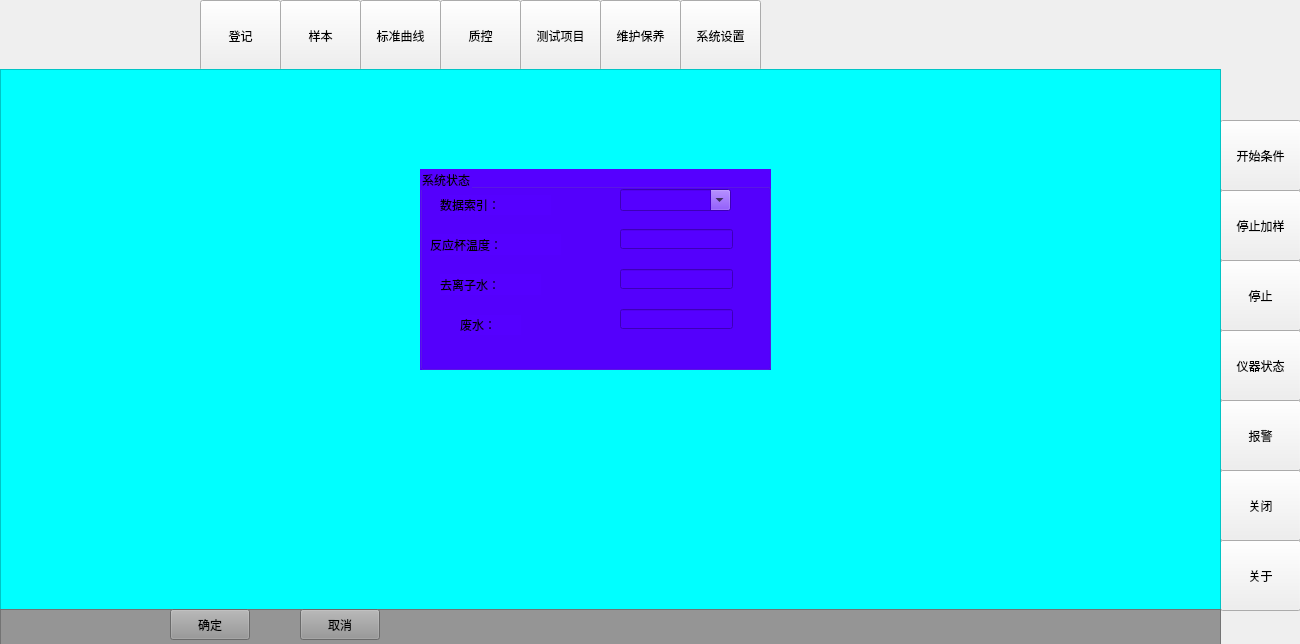
This is mainwindow.ui in lsoftp/water as Qt 5 draws it before an edit. The edited form follows.
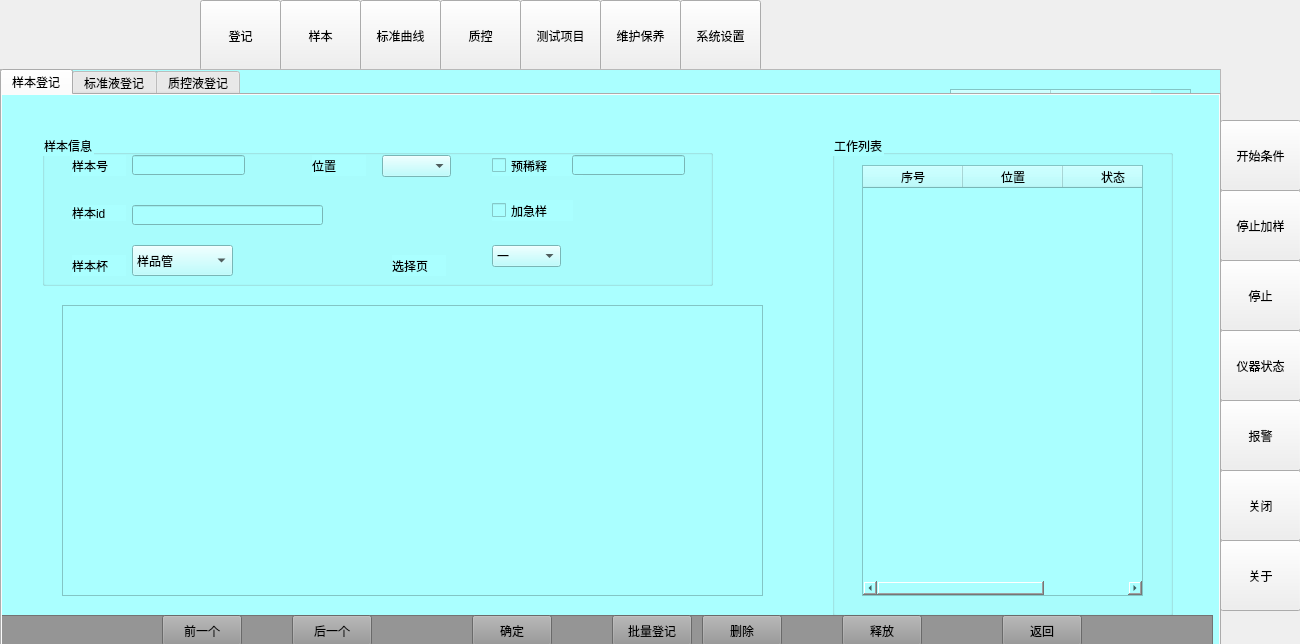
This is the edited form. The open tabs and pages were chosen to show the change. Icons and pictures are not drawn.

Diff of the .ui file:
```diff
--- a/mainwindow.ui
+++ b/mainwindow.ui
@@ -466,7 +466,7 @@
       <string notr="true"/>
      </property>
      <property name="currentIndex">
-      <number>2</number>
+      <number>0</number>
      </property>
      <widget class="QWidget" name="tab">
       <property name="styleSheet">
@@ -1381,7 +1381,7 @@
       <string notr="true"/>
      </property>
      <property name="currentIndex">
-      <number>1</number>
+      <number>2</number>
      </property>
      <widget class="QWidget" name="tab_4">
       <property name="styleSheet">
@@ -1765,6 +1765,129 @@
         <string/>
        </property>
       </widget>
+      <widget class="QGroupBox" name="groupBox_9">
+       <property name="geometry">
+        <rect>
+         <x>500</x>
+         <y>130</y>
+         <width>211</width>
+         <height>101</height>
+        </rect>
+       </property>
+       <property name="title">
+        <string>两点终点法参数</string>
+       </property>
+       <widget class="QComboBox" name="comboBox_17">
+        <property name="geometry">
+         <rect>
+          <x>100</x>
+          <y>30</y>
+          <width>69</width>
+          <height>22</height>
+         </rect>
+        </property>
+        <item>
+         <property name="text">
+          <string>0</string>
+         </property>
+        </item>
+        <item>
+         <property name="text">
+          <string>1</string>
+         </property>
+        </item>
+        <item>
+         <property name="text">
+          <string>2</string>
+         </property>
+        </item>
+        <item>
+         <property name="text">
+          <string>3</string>
+         </property>
+        </item>
+        <item>
+         <property name="text">
+          <string>4</string>
+         </property>
+        </item>
+       </widget>
+       <widget class="QLabel" name="label_19">
+        <property name="geometry">
+         <rect>
+          <x>3</x>
+          <y>30</y>
+          <width>81</width>
+          <height>20</height>
+         </rect>
+        </property>
+        <property name="text">
+         <string>测量时间</string>
+        </property>
+       </widget>
+      </widget>
+      <widget class="QGroupBox" name="groupBox_10">
+       <property name="geometry">
+        <rect>
+         <x>500</x>
+         <y>130</y>
+         <width>251</width>
+         <height>101</height>
+        </rect>
+       </property>
+       <property name="title">
+        <string>动力学法参数</string>
+       </property>
+       <widget class="QLabel" name="label_36">
+        <property name="geometry">
+         <rect>
+          <x>20</x>
+          <y>20</y>
+          <width>81</width>
+          <height>20</height>
+         </rect>
+        </property>
+        <property name="text">
+         <string>测量间隔</string>
+        </property>
+       </widget>
+       <widget class="QLineEdit" name="lineEdit_10">
+        <property name="geometry">
+         <rect>
+          <x>110</x>
+          <y>20</y>
+          <width>113</width>
+          <height>20</height>
+         </rect>
+        </property>
+       </widget>
+       <widget class="QLineEdit" name="lineEdit_17">
+        <property name="geometry">
+         <rect>
+          <x>110</x>
+          <y>50</y>
+          <width>113</width>
+          <height>20</height>
+         </rect>
+        </property>
+        <property name="text">
+         <string/>
+        </property>
+       </widget>
+       <widget class="QLabel" name="label_37">
+        <property name="geometry">
+         <rect>
+          <x>20</x>
+          <y>50</y>
+          <width>81</width>
+          <height>20</height>
+         </rect>
+        </property>
+        <property name="text">
+         <string>测量间隔</string>
+        </property>
+       </widget>
+      </widget>
      </widget>
      <widget class="QWidget" name="tab_5">
       <property name="styleSheet">
@@ -2152,10 +2275,10 @@
    <zorder>toolButton_12</zorder>
    <zorder>toolButton_13</zorder>
    <zorder>toolButton_14</zorder>
-   <zorder>frame_2</zorder>
    <zorder>toolButton</zorder>
-   <zorder>frame_3</zorder>
    <zorder>frame</zorder>
+   <zorder>frame_3</zorder>
+   <zorder>frame_2</zorder>
   </widget>
  </widget>
  <layoutdefault spacing="6" margin="11"/>
```
